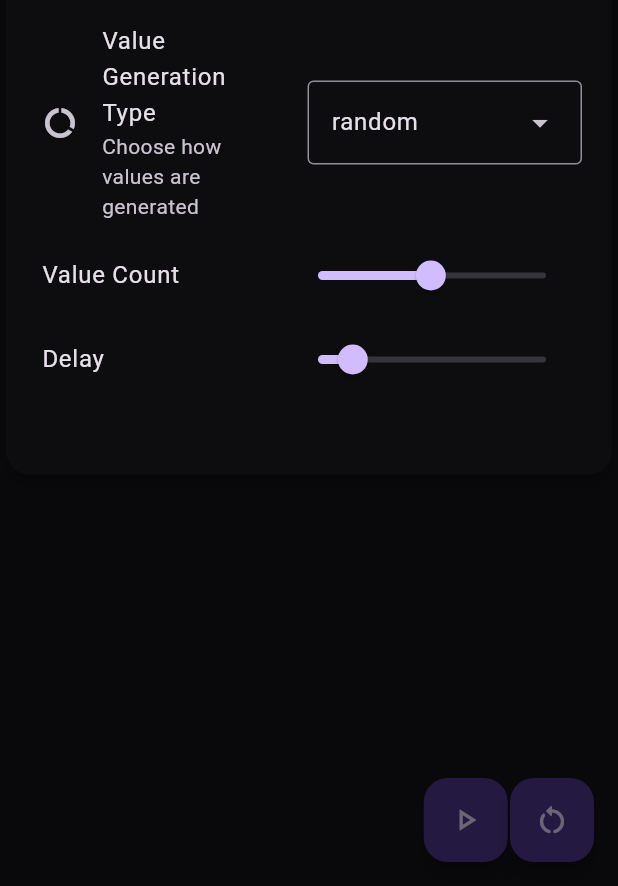
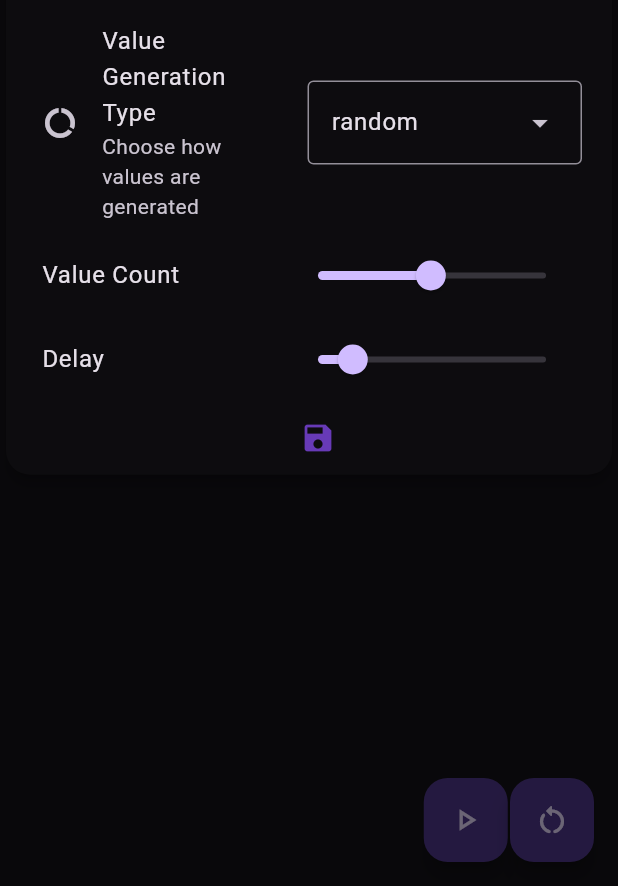
Before and after one commit to GosuUHC/sortingVisualizer, a Flutter app: the screen it shows after launch, after a tap on the "menu" icon, on a phone screen of 412 x 824 dp, the part 350-1236 px from its top. Run offline on Flutter 3.47's test engine with Material 2 defaults, Android fonts, the light colour scheme and no system bars; our stand-ins replace flutter_bloc.

Commit message:
saving button; mock repository

```diff
--- a/lib/src/app.dart
+++ b/lib/src/app.dart
@@ -1,8 +1,11 @@
 import 'package:flutter/material.dart';
 import 'package:flutter_bloc/flutter_bloc.dart';
+import 'package:sorting_algorithms_visualization/src/application/impl/interactor/saving_interactor_impl.dart';
 import 'package:sorting_algorithms_visualization/src/application/impl/interactor/sorting_interactor_impl.dart';
 import 'package:sorting_algorithms_visualization/src/application/impl/interactor/values_interactor_impl.dart';
-import 'package:sorting_algorithms_visualization/src/presentation/state/cubit/sorting_cubit.dart';
+import 'package:sorting_algorithms_visualization/src/infrastructure/repository/saving_repository_impl.dart';
+import 'package:sorting_algorithms_visualization/src/presentation/state/cubit/saving/saving_cubit.dart';
+import 'package:sorting_algorithms_visualization/src/presentation/state/cubit/sorting/sorting_cubit.dart';
 import 'package:sorting_algorithms_visualization/src/presentation/screen/sorting_screen.dart';
 
 class App extends StatelessWidget {
@@ -12,11 +15,22 @@ class App extends StatelessWidget {
   Widget build(BuildContext context) {
     return MaterialApp(
       theme: ThemeData.dark(useMaterial3: true),
-      home: BlocProvider(
-        create: (_) => SortingCubit(
-          sortingInteractor: SortingInteractorImpl(),
-          valuesInteractor: ValuesInteractorImpl(),
-        ),
+      home: MultiBlocProvider(
+        providers: [
+          BlocProvider(
+            create: (_) => SortingCubit(
+              sortingInteractor: SortingInteractorImpl(),
+              valuesInteractor: ValuesInteractorImpl(),
+            ),
+          ),
+          BlocProvider(
+            create: (_) => SavingCubit(
+              savingInteractor: SavingInteractorImpl(
+                SavingRepositoryImpl(),
+              ),
+            ),
+          )
+        ],
         child: const SortingScreen(),
       ),
       debugShowCheckedModeBanner: false,
--- /dev/null
+++ b/lib/src/application/api/in/interactor/saving_interactor.dart
@@ -0,0 +1,8 @@
+import 'package:sorting_algorithms_visualization/src/application/algorithm_type.dart';
+
+abstract interface class SavingInteractor {
+  Future<bool> saveAlgorithmAndDuration(
+    AlgorithmType algorithmType,
+    Duration timeExecuting,
+  );
+}
--- /dev/null
+++ b/lib/src/application/api/out/saving_repository.dart
@@ -0,0 +1,8 @@
+import 'package:sorting_algorithms_visualization/src/application/algorithm_type.dart';
+
+abstract interface class SavingRepository {
+  Future<bool> saveAlgorithmAndDuration(
+    AlgorithmType algorithmType,
+    Duration timeExecuting,
+  );
+}
--- /dev/null
+++ b/lib/src/application/impl/interactor/saving_interactor_impl.dart
@@ -0,0 +1,18 @@
+import 'package:sorting_algorithms_visualization/src/application/algorithm_type.dart';
+import 'package:sorting_algorithms_visualization/src/application/api/in/interactor/saving_interactor.dart';
+import 'package:sorting_algorithms_visualization/src/application/api/out/saving_repository.dart';
+
+class SavingInteractorImpl implements SavingInteractor {
+  SavingRepository repository;
+
+  SavingInteractorImpl(this.repository);
+
+  @override
+  Future<bool> saveAlgorithmAndDuration(
+    AlgorithmType algorithmType,
+    Duration timeExecuting,
+  ) async {
+    return await repository.saveAlgorithmAndDuration(
+        algorithmType, timeExecuting);
+  }
+}
--- a/lib/src/constants.dart
+++ b/lib/src/constants.dart
@@ -1,6 +1,6 @@
 import 'package:sorting_algorithms_visualization/src/application/algorithm_type.dart';
 import 'package:sorting_algorithms_visualization/src/application/value_type.dart';
-import 'package:sorting_algorithms_visualization/src/presentation/state/cubit/sorting_status.dart';
+import 'package:sorting_algorithms_visualization/src/presentation/state/cubit/sorting/sorting_status.dart';
 
 final class DefaultConstants {
   static const AlgorithmType defaultAlgoritmType = AlgorithmType.bubble;
--- /dev/null
+++ b/lib/src/presentation/state/cubit/saving/saving_cubit.dart
@@ -0,0 +1,34 @@
+import 'package:flutter_bloc/flutter_bloc.dart';
+import 'package:sorting_algorithms_visualization/src/application/algorithm_type.dart';
+import 'package:sorting_algorithms_visualization/src/application/api/in/interactor/saving_interactor.dart';
+import 'package:sorting_algorithms_visualization/src/presentation/state/cubit/saving/saving_state.dart';
+import 'package:sorting_algorithms_visualization/src/presentation/state/cubit/saving/saving_status.dart';
+
+class SavingCubit extends Cubit<SavingState> {
+  final SavingInteractor savingInteractor;
+
+  SavingCubit({
+    required this.savingInteractor,
+  }) : super(SavingState.initial());
+
+  Future<void> saveData(
+    AlgorithmType algorithmType,
+    Duration timeExecuting,
+  ) async {
+    emit(state.copyWith(savingStatus: SavingStatus.loading));
+
+    final isSucceeded = await savingInteractor.saveAlgorithmAndDuration(
+        algorithmType, timeExecuting);
+
+    _updateStatus(isSucceeded);
+  }
+
+  void _updateStatus(bool result) {
+    switch (result) {
+      case true:
+        emit(state.copyWith(savingStatus: SavingStatus.success));
+      default:
+        emit(state.copyWith(savingStatus: SavingStatus.failure));
+    }
+  }
+}
--- /dev/null
+++ b/lib/src/presentation/state/cubit/saving/saving_state.dart
@@ -0,0 +1,15 @@
+import 'package:sorting_algorithms_visualization/src/presentation/state/cubit/saving/saving_status.dart';
+
+class SavingState {
+  final SavingStatus savingStatus;
+
+  SavingState({required this.savingStatus});
+
+  factory SavingState.initial() {
+    return SavingState(savingStatus: SavingStatus.initial);
+  }
+
+  SavingState copyWith({SavingStatus? savingStatus}) {
+    return SavingState(savingStatus: savingStatus ?? this.savingStatus);
+  }
+}
--- /dev/null
+++ b/lib/src/presentation/state/cubit/saving/saving_status.dart
@@ -0,0 +1 @@
+enum SavingStatus { initial, loading, success, failure }
--- a/lib/src/presentation/state/cubit/sorting_cubit.dart
+++ b/lib/src/presentation/state/cubit/sorting/sorting_cubit.dart
@@ -3,8 +3,8 @@ import 'package:sorting_algorithms_visualization/src/application/algorithm_type.
 import 'package:sorting_algorithms_visualization/src/application/api/in/interactor/sorting_interactor.dart';
 import 'package:sorting_algorithms_visualization/src/application/api/in/interactor/values_interactor.dart';
 import 'package:sorting_algorithms_visualization/src/application/value_type.dart';
-import 'package:sorting_algorithms_visualization/src/presentation/state/cubit/sorting_state.dart';
-import 'package:sorting_algorithms_visualization/src/presentation/state/cubit/sorting_status.dart';
+import 'package:sorting_algorithms_visualization/src/presentation/state/cubit/sorting/sorting_state.dart';
+import 'package:sorting_algorithms_visualization/src/presentation/state/cubit/sorting/sorting_status.dart';
 
 class SortingCubit extends Cubit<SortingState> {
   final SortingInteractor sortingInteractor;
--- a/lib/src/presentation/state/cubit/sorting_state.dart
+++ b/lib/src/presentation/state/cubit/sorting/sorting_state.dart
@@ -1,7 +1,7 @@
 import 'package:sorting_algorithms_visualization/src/application/algorithm_type.dart';
 import 'package:sorting_algorithms_visualization/src/application/value_type.dart';
 import 'package:sorting_algorithms_visualization/src/constants.dart';
-import 'package:sorting_algorithms_visualization/src/presentation/state/cubit/sorting_status.dart';
+import 'package:sorting_algorithms_visualization/src/presentation/state/cubit/sorting/sorting_status.dart';
 
 class SortingState {
   final List<int> initialData;
--- a/lib/src/presentation/widget/column_painter.dart
+++ b/lib/src/presentation/widget/column_painter.dart
@@ -1,6 +1,6 @@
 import 'package:flutter/material.dart';
 import 'package:flutter_bloc/flutter_bloc.dart';
-import 'package:sorting_algorithms_visualization/src/presentation/state/cubit/sorting_cubit.dart';
+import 'package:sorting_algorithms_visualization/src/presentation/state/cubit/sorting/sorting_cubit.dart';
 
 class ColumnPainter extends StatelessWidget {
   const ColumnPainter({super.key});
--- a/lib/src/presentation/widget/drawer/delay_duration_slider.dart
+++ b/lib/src/presentation/widget/drawer/delay_duration_slider.dart
@@ -1,6 +1,6 @@
 import 'package:flutter/material.dart';
 import 'package:flutter_bloc/flutter_bloc.dart';
-import 'package:sorting_algorithms_visualization/src/presentation/state/cubit/sorting_cubit.dart';
+import 'package:sorting_algorithms_visualization/src/presentation/state/cubit/sorting/sorting_cubit.dart';
 
 class DelayDurationSlider extends StatelessWidget {
   const DelayDurationSlider({super.key});
--- a/lib/src/presentation/widget/drawer/right_end_drawer.dart
+++ b/lib/src/presentation/widget/drawer/right_end_drawer.dart
@@ -1,5 +1,6 @@
 import 'package:flutter/material.dart';
 import 'package:sorting_algorithms_visualization/src/presentation/widget/drawer/delay_duration_slider.dart';
+import 'package:sorting_algorithms_visualization/src/presentation/widget/drawer/save_button.dart';
 import 'package:sorting_algorithms_visualization/src/presentation/widget/drawer/sorting_algorithm_select.dart';
 import 'package:sorting_algorithms_visualization/src/presentation/widget/drawer/value_count_slider.dart';
 import 'package:sorting_algorithms_visualization/src/presentation/widget/drawer/value_type_select.dart';
@@ -30,6 +31,7 @@ class RightEndDrawer extends Drawer {
           ValueTypeSelect(),
           ValueCountSlider(),
           DelayDurationSlider(),
+          SaveButton(),
         ],
       ),
     );
--- /dev/null
+++ b/lib/src/presentation/widget/drawer/save_button.dart
@@ -0,0 +1,44 @@
+import 'package:flutter/material.dart';
+import 'package:flutter_bloc/flutter_bloc.dart';
+import 'package:sorting_algorithms_visualization/src/presentation/state/cubit/saving/saving_cubit.dart';
+import 'package:sorting_algorithms_visualization/src/presentation/state/cubit/saving/saving_status.dart';
+import 'package:sorting_algorithms_visualization/src/presentation/state/cubit/sorting/sorting_cubit.dart';
+
+class SaveButton extends StatelessWidget {
+  const SaveButton({super.key});
+
+  Widget _getIconWidget(SavingStatus status) {
+    return switch (status) {
+      SavingStatus.loading => const SizedBox(
+          width: 24,
+          height: 24,
+          child: CircularProgressIndicator(
+            strokeWidth: 2,
+            valueColor: AlwaysStoppedAnimation<Color>(Colors.blue),
+          ),
+        ),
+      SavingStatus.success => const Icon(Icons.check, color: Colors.green),
+      SavingStatus.failure => const Icon(Icons.close, color: Colors.red),
+      _ => const Icon(Icons.save, color: Colors.deepPurple)
+    };
+  }
+
+  @override
+  Widget build(BuildContext context) {
+    final status = context.select(
+      (SavingCubit cubit) => cubit.state.savingStatus,
+    );
+
+    return IconButton(
+      onPressed: () {
+        final algorithmType = context.read<SortingCubit>().state.algorithmType;
+
+        print("SAVING ALGORITHM: $algorithmType");
+
+        const timeExecuting = Duration(milliseconds: 1000);
+        context.read<SavingCubit>().saveData(algorithmType, timeExecuting);
+      },
+      icon: _getIconWidget(status),
+    );
+  }
+}
--- a/lib/src/presentation/widget/drawer/sorting_algorithm_select.dart
+++ b/lib/src/presentation/widget/drawer/sorting_algorithm_select.dart
@@ -1,7 +1,7 @@
 import 'package:flutter/material.dart';
 import 'package:flutter_bloc/flutter_bloc.dart';
 import 'package:sorting_algorithms_visualization/src/application/algorithm_type.dart';
-import 'package:sorting_algorithms_visualization/src/presentation/state/cubit/sorting_cubit.dart';
+import 'package:sorting_algorithms_visualization/src/presentation/state/cubit/sorting/sorting_cubit.dart';
 
 class SortingAlgorithmSelect extends StatelessWidget {
   const SortingAlgorithmSelect({super.key});
--- a/lib/src/presentation/widget/drawer/value_count_slider.dart
+++ b/lib/src/presentation/widget/drawer/value_count_slider.dart
@@ -1,6 +1,6 @@
 import 'package:flutter/material.dart';
 import 'package:flutter_bloc/flutter_bloc.dart';
-import 'package:sorting_algorithms_visualization/src/presentation/state/cubit/sorting_cubit.dart';
+import 'package:sorting_algorithms_visualization/src/presentation/state/cubit/sorting/sorting_cubit.dart';
 
 class ValueCountSlider extends StatelessWidget {
   const ValueCountSlider({super.key});
--- a/lib/src/presentation/widget/drawer/value_type_select.dart
+++ b/lib/src/presentation/widget/drawer/value_type_select.dart
@@ -1,7 +1,7 @@
 import 'package:flutter/material.dart';
 import 'package:flutter_bloc/flutter_bloc.dart';
 import 'package:sorting_algorithms_visualization/src/application/value_type.dart';
-import 'package:sorting_algorithms_visualization/src/presentation/state/cubit/sorting_cubit.dart';
+import 'package:sorting_algorithms_visualization/src/presentation/state/cubit/sorting/sorting_cubit.dart';
 
 class ValueTypeSelect extends StatelessWidget {
   const ValueTypeSelect({super.key});
--- a/lib/src/presentation/widget/start_stop_control_panel.dart
+++ b/lib/src/presentation/widget/start_stop_control_panel.dart
@@ -1,7 +1,7 @@
 import 'package:flutter/material.dart';
 import 'package:flutter_bloc/flutter_bloc.dart';
-import 'package:sorting_algorithms_visualization/src/presentation/state/cubit/sorting_cubit.dart';
-import 'package:sorting_algorithms_visualization/src/presentation/state/cubit/sorting_status.dart';
+import 'package:sorting_algorithms_visualization/src/presentation/state/cubit/sorting/sorting_cubit.dart';
+import 'package:sorting_algorithms_visualization/src/presentation/state/cubit/sorting/sorting_status.dart';
 
 class StartStopControlPanel extends StatelessWidget {
   const StartStopControlPanel({super.key});
```
Also changed, not shown: lib/src/infrastructure/repository/saving_repository_impl.dart (added, +13 -0 lines), lib/src/presentation/state/cubit/sorting/sorting_status.dart (renamed from lib/src/presentation/state/cubit/sorting_status.dart).
